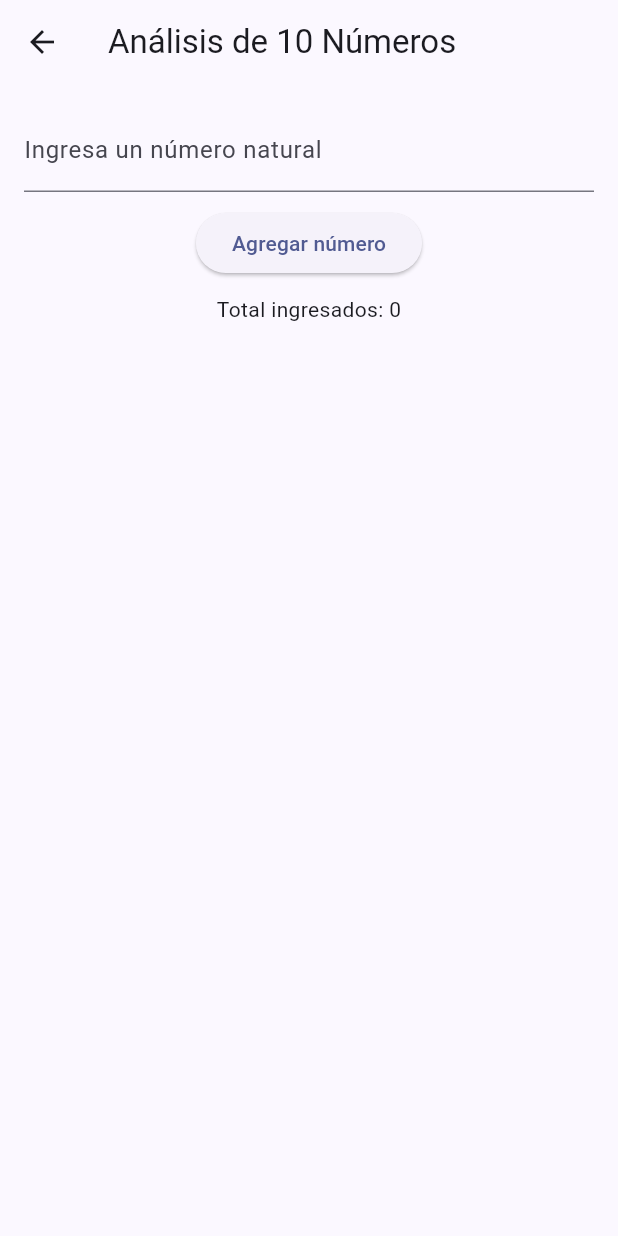
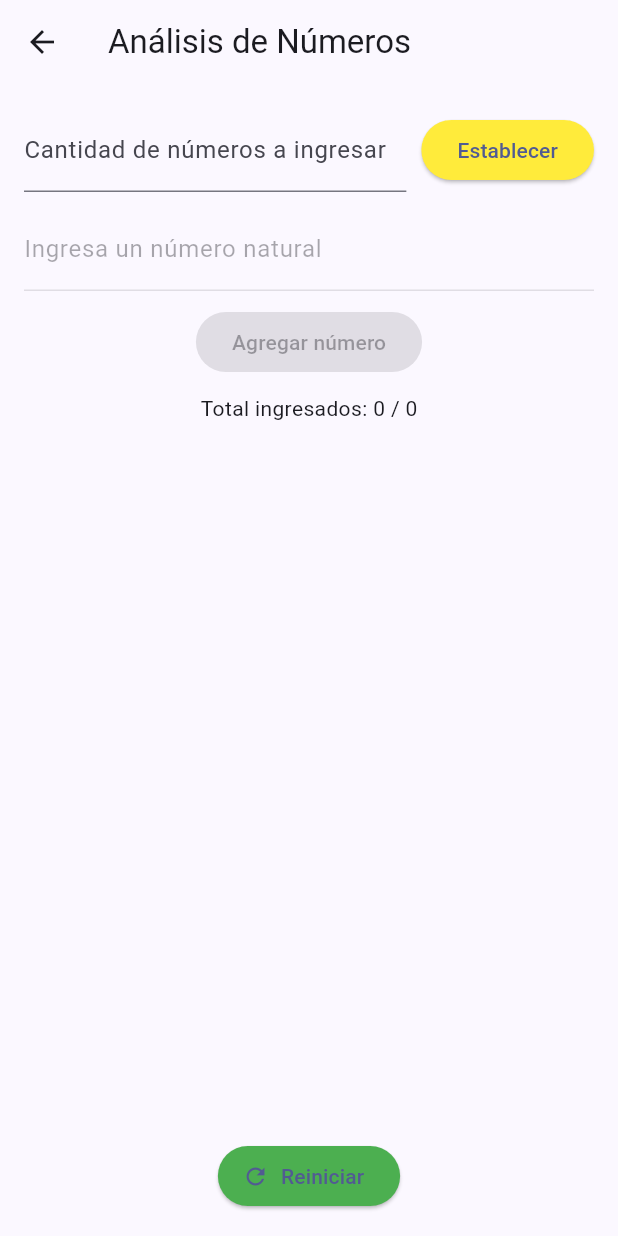
Before and after one commit to marinjosue/22428_Apl.Moviles, a Flutter app: the NumerosScreen screen opened by its route, on a phone screen of 412 x 824 dp. Run offline on Flutter 3.47's test engine with Material 3 defaults, Android fonts, the phone set to English and light mode, and no system bars.

Commit message:
Ejercicio 2

```diff
--- a/Tarea1_operaciones/lib/pantallas/numeros_screen.dart
+++ b/Tarea1_operaciones/lib/pantallas/numeros_screen.dart
@@ -9,26 +9,60 @@ class NumerosScreen extends StatefulWidget {
 
 class _NumerosScreenState extends State<NumerosScreen> {
   final List<int> numeros = [];
+  int cantidadTotal = 0;
   String resultado = '';
+
   final TextEditingController inputCtrl = TextEditingController();
-  // Método para agregar un número a la lista
-  // y analizar si se han ingresado 10 números
+  final TextEditingController numeroInicial = TextEditingController();
+
+  String? validarNumero(String texto) {
+    final numero = int.tryParse(texto);
+    if (texto.trim().isEmpty) return 'El campo no puede estar vacío.';
+    if (numero == null) return 'Debe ser un número válido.';
+    if (numero < 0) return 'No se permiten números negativos.';
+    return null;
+  }
+
+  void establecerCantidad() {
+    final error = validarNumero(numeroInicial.text);
+    if (error != null) {
+      mostrarAlerta(error);
+      return;
+    }
+    final cantidad = int.parse(numeroInicial.text);
+    if (cantidad == 0) {
+      mostrarAlerta('Debe ingresar al menos un número.');
+      return;
+    }
+    setState(() {
+      cantidadTotal = cantidad;
+      numeros.clear();
+      resultado = '';
+      inputCtrl.clear();
+    });
+  }
+
   void agregarNumero() {
-    final num = int.tryParse(inputCtrl.text);
-    // Validar que el número sea natural (no negativo)
-    if (num == null || num < 0) return;
+    final error = validarNumero(inputCtrl.text);
+    if (error != null) {
+      mostrarAlerta(error);
+      return;
+    }
+
+    final num = int.parse(inputCtrl.text);
+
+    if (numeros.length >= cantidadTotal) {
+      mostrarAlerta('Ya se ingresaron todos los números requeridos.');
+      return;
+    }
 
     setState(() {
       numeros.add(num);
       inputCtrl.clear();
-      if (numeros.length == 10) analizar();
+      if (numeros.length == cantidadTotal) analizar();
     });
   }
 
-  // Método para analizar los números ingresados
-  // y calcular los resultados requeridos
-  // (menores de 15, mayores de 50, entre 25 y 45, y promedio)
-  // Se utiliza un bucle for para recorrer la lista de números
   void analizar() {
     int menores15 = 0, mayores50 = 0, entre25y45 = 0, suma = 0;
 
@@ -39,7 +73,9 @@ class _NumerosScreenState extends State<NumerosScreen> {
       suma += num;
     }
 
-    double promedio = suma / 100;
+    double promedio = suma / numeros.length;
+
+    setState(() {
       resultado = '''
 Análisis de Números:
 ------------------------
@@ -49,31 +85,98 @@ class _NumerosScreenState extends State<NumerosScreen> {
 Entre 25 y 45: $entre25y45
 Promedio: ${promedio.toStringAsFixed(2)}
 ''';
+    });
+  }
+
+  void mostrarAlerta(String mensaje) {
+    ScaffoldMessenger.of(context).showSnackBar(
+      SnackBar(
+        content: Text(mensaje),
+        backgroundColor: Colors.red,
+      ),
+    );
+  }
+
+  void reiniciar() {
+    setState(() {
+      numeros.clear();
+      cantidadTotal = 0;
+      resultado = '';
+      inputCtrl.clear();
+      numeroInicial.clear();
+    });
   }
 
   @override
   Widget build(BuildContext context) {
+    final seAlcanzoLimite = numeros.length >= cantidadTotal && cantidadTotal > 0;
+
     return Scaffold(
-      appBar: AppBar(title: const Text('Análisis de 10 Números')),
+      appBar: AppBar(title: const Text('Análisis de Números')),
       body: Padding(
         padding: const EdgeInsets.all(16),
         child: Column(
           children: [
+            Row(
+              children: [
+                Expanded(
+                  child: TextField(
+                    controller: numeroInicial,
+                    keyboardType: TextInputType.number,
+                    decoration: const InputDecoration(
+                      labelText: 'Cantidad de números a ingresar',
+                    ),
+                    enabled: numeros.isEmpty,
+                  ),
+                ),
+                const SizedBox(width: 10),
+                ElevatedButton(
+                  onPressed: numeros.isEmpty ? establecerCantidad : null,
+                  child: const Text('Establecer'),
+                  style: ElevatedButton.styleFrom(
+                    backgroundColor: Colors.yellow,
+                  ),
+                ),
+              ],
+    ),
+
+            const SizedBox(height: 10),
             TextField(
               controller: inputCtrl,
+              keyboardType: TextInputType.number,
               decoration: const InputDecoration(
                 labelText: 'Ingresa un número natural',
               ),
+              enabled: cantidadTotal > 0 && !seAlcanzoLimite,
             ),
             const SizedBox(height: 10),
             ElevatedButton(
-              onPressed: agregarNumero,
+              onPressed: (!seAlcanzoLimite && cantidadTotal > 0) ? agregarNumero : null,
               child: const Text('Agregar número'),
+              style: ElevatedButton.styleFrom(
+                backgroundColor: Colors.blue,
               ),
+            ),
+
             const SizedBox(height: 10),
-            Text('Total ingresados: ${numeros.length}'),
+            Text('Total ingresados: ${numeros.length} / $cantidadTotal'),
+
             const SizedBox(height: 10),
-            Expanded(child: SingleChildScrollView(child: Text(resultado))),
+            Expanded(
+              child: SingleChildScrollView(
+                child: Text(resultado),
+              ),
+            ),
+
+            const SizedBox(height: 10),
+            ElevatedButton.icon(
+              onPressed: reiniciar,
+              icon: const Icon(Icons.refresh),
+              label: const Text('Reiniciar'),
+              style: ElevatedButton.styleFrom(
+                backgroundColor: Colors.green,
+              ),
+            ),
           ],
         ),
       ),
```
Also changed, not shown: Tarea1_operaciones/lib/main.dart (+6 -5 lines). Lines whose indentation alone changed are shown as unchanged.
